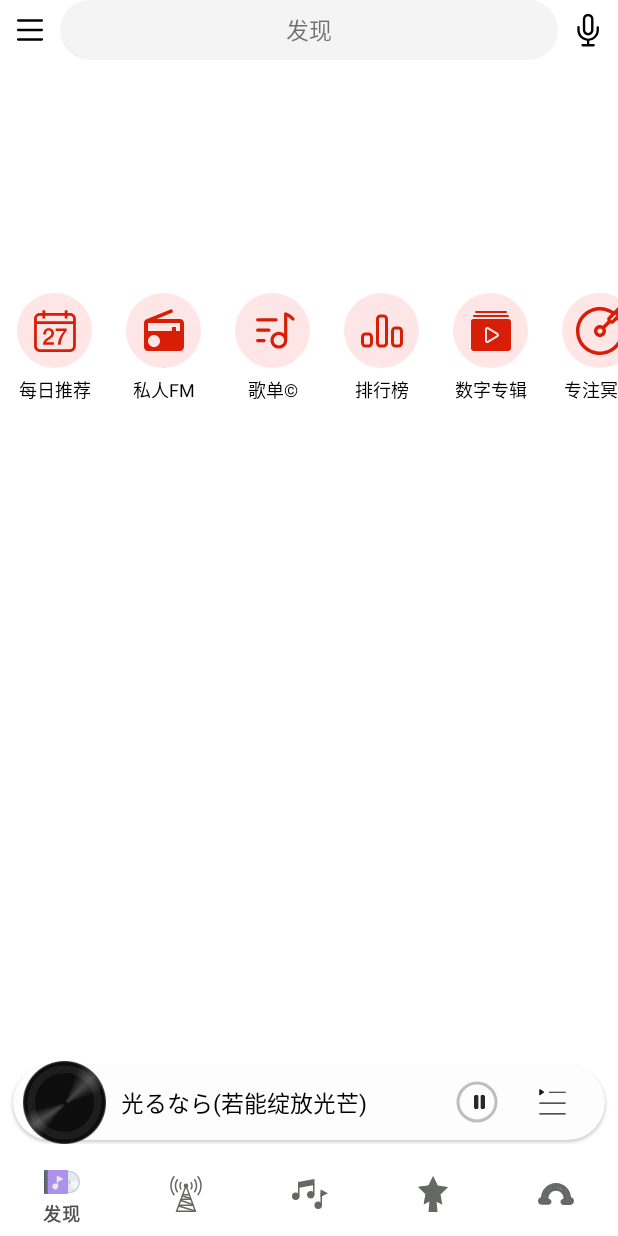
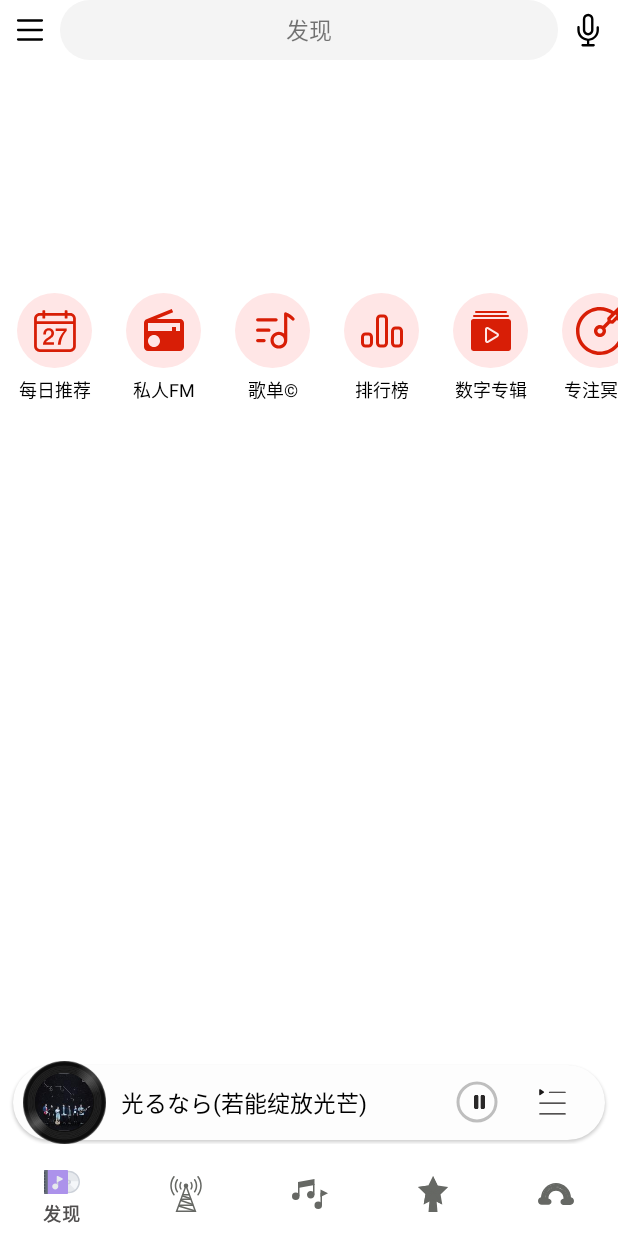
Before and after one commit to phcbest/KotlinNetEasyMusic, an Android app: the screen it shows after launch (MainActivity), on a phone screen of 412 x 824 dp. Run offline under Robolectric (Android 15) with nearby library versions, the light colour scheme and no system bars; our stand-ins replace RxJava; network calls fail; pictures from the network do not load.

Commit message:
初步编写音乐播放service,playbar替换为可旋转的自定义view

```diff
--- a/app/src/main/java/org/phcbest/neteasymusic/MainActivity.kt
+++ b/app/src/main/java/org/phcbest/neteasymusic/MainActivity.kt
@@ -1,6 +1,7 @@
 package org.phcbest.neteasymusic
 
 import android.annotation.TargetApi
+import android.content.Intent
 import android.os.Build
 import android.view.View
 import android.view.Window
@@ -11,6 +12,7 @@ import org.phcbest.neteasymusic.base.BaseActivity
 import org.phcbest.neteasymusic.databinding.ActivityMainBinding
 import org.phcbest.neteasymusic.presenter.IGetSongInfoPresenter
 import org.phcbest.neteasymusic.presenter.PresenterManager
+import org.phcbest.neteasymusic.service.MusicPlayService
 import org.phcbest.neteasymusic.ui.*
 import org.phcbest.neteasymusic.ui.widget.playBar.CustomPlayBar
 
@@ -25,7 +27,7 @@ class MainActivity : BaseActivity() {
     private var mineFragment: Fragment? = null
     private var followFragment: Fragment? = null
     private var cloudVillageFragment: Fragment? = null
-    private var customPlayBar: CustomPlayBar? = null
+    private var mCustomPlayBar: CustomPlayBar? = null
     private var getSongInfoPresenter: IGetSongInfoPresenter? = null
 
     override fun initView() {
@@ -39,7 +41,7 @@ class MainActivity : BaseActivity() {
         followFragment = FollowFragment.newInstance()
         cloudVillageFragment = CloudVillageFragment.newInstance()
         //执行playbar初始化
-        customPlayBar = CustomPlayBar.newInstance().initView(binding.root)
+        mCustomPlayBar = CustomPlayBar.newInstance().initView(binding.root)
     }
 
 
@@ -73,10 +75,16 @@ class MainActivity : BaseActivity() {
 
     override fun initPresenter() {
         getSongInfoPresenter = PresenterManager.getInstance().getMainPresenter()
-        getSongInfoPresenter!!.searchSongByKeywords("29732992", success = { songListBean ->
-            customPlayBar!!.setData(songListBean.result.songs[0])
-            //获取歌曲url
-        }, error = {})
+        getSongInfoPresenter!!.getSongDetailByIDs(
+            "29732992",
+            { songDetailBean ->
+                songDetailBean.songs[0].let {
+                    mCustomPlayBar!!.setData(it)
+                    //启动服务
+                    startService(Intent(binding.root.context, MusicPlayService::class.java))
+                }
+            },
+            {})
     }
 
     override fun getViewBinding(): ViewBinding {
@@ -90,7 +98,8 @@ class MainActivity : BaseActivity() {
         currentFragment = currentFragment ?: targetFragment
         val beginTransaction = supportFragmentManager.beginTransaction()
         if (!targetFragment.isAdded) {
-            beginTransaction.hide(currentFragment!!).add(R.id.fragment_home, targetFragment)
+            beginTransaction.hide(currentFragment!!)
+                .add(R.id.fragment_home, targetFragment)
                 .show(targetFragment)
                 .commit()
         } else {
--- a/app/src/main/java/org/phcbest/neteasymusic/bean/SongInfoBean.kt
+++ b/app/src/main/java/org/phcbest/neteasymusic/bean/SongDetailBean.kt
@@ -3,7 +3,7 @@ package org.phcbest.neteasymusic.bean
 
 import com.google.gson.annotations.SerializedName
 
-data class SongInfoBean(
+data class SongDetailBean(
     @SerializedName("code")
     val code: Int, // 200
     @SerializedName("privileges")
--- a/app/src/main/java/org/phcbest/neteasymusic/presenter/IGetSongInfoPresenter.kt
+++ b/app/src/main/java/org/phcbest/neteasymusic/presenter/IGetSongInfoPresenter.kt
@@ -1,5 +1,6 @@
 package org.phcbest.neteasymusic.presenter
 
+import org.phcbest.neteasymusic.bean.SongDetailBean
 import org.phcbest.neteasymusic.bean.SongListBean
 import org.phcbest.neteasymusic.bean.SongUrlBean
 
@@ -10,13 +11,11 @@ interface IGetSongInfoPresenter {
         error: (Throwable) -> Unit
     )
 
-    fun getSongInfoByIDs(
+    fun getSongDetailByIDs(
         id: String,
-        success: (SongUrlBean) -> Unit,
+        success: (SongDetailBean) -> Unit,
         error: (Throwable) -> Unit
-    ) {
-
-    }
+    )
 
     fun getSongUrl(
         id: String,
--- a/app/src/main/java/org/phcbest/neteasymusic/presenter/impl/GetSongInfoImpl.kt
+++ b/app/src/main/java/org/phcbest/neteasymusic/presenter/impl/GetSongInfoImpl.kt
@@ -1,23 +1,20 @@
 package org.phcbest.neteasymusic.presenter.impl
 
-import android.util.Log
 import io.reactivex.rxjava3.android.schedulers.AndroidSchedulers
-import io.reactivex.rxjava3.core.ObservableSource
-import io.reactivex.rxjava3.functions.Function
 import io.reactivex.rxjava3.schedulers.Schedulers
+import org.phcbest.neteasymusic.bean.SongDetailBean
 import org.phcbest.neteasymusic.bean.SongListBean
 import org.phcbest.neteasymusic.bean.SongUrlBean
 import org.phcbest.neteasymusic.presenter.IGetSongInfoPresenter
 import org.phcbest.neteasymusic.utils.RetrofitApi
 import org.phcbest.neteasymusic.utils.RetrofitUtils
-import kotlin.math.log
 
 private const val TAG = "MainPresenterImpl"
 
 class GetSongInfoImpl : IGetSongInfoPresenter {
 
     /**
-     * 获取歌曲信息和下载url
+     * 搜索歌曲
      */
     override fun searchSongByKeywords(
         keywords: String, success: (SongListBean) -> Unit, error: (Throwable) -> Unit
@@ -29,6 +26,26 @@ class GetSongInfoImpl : IGetSongInfoPresenter {
                 throwable.printStackTrace()
                 error(throwable)
             })
+    }
+
+    /**
+     * 获得歌曲的详细信息
+     */
+    override fun getSongDetailByIDs(
+        id: String,
+        success: (SongDetailBean) -> Unit,
+        error: (Throwable) -> Unit
+    ) {
+        val retrofitUtils: RetrofitApi = RetrofitUtils.newInstance()
+        retrofitUtils.getSongDetailByIds(id).subscribeOn(Schedulers.io())
+            .observeOn(AndroidSchedulers.mainThread())
+            .subscribe({ songDetailBean ->
+                success(songDetailBean)
+            }, { throwable ->
+                throwable.printStackTrace()
+                error(throwable)
+            })
+
     }
 
     /**
--- /dev/null
+++ b/app/src/main/java/org/phcbest/neteasymusic/ui/widget/playBar/TurnImageCover.kt
@@ -0,0 +1,140 @@
+package org.phcbest.neteasymusic.ui.widget.playBar
+
+import android.content.Context
+import android.graphics.*
+import android.graphics.drawable.Drawable
+import android.util.AttributeSet
+import android.util.Log
+import android.view.View
+import androidx.core.graphics.drawable.toBitmap
+import com.bumptech.glide.Glide
+import com.bumptech.glide.request.target.CustomTarget
+import com.bumptech.glide.request.transition.Transition
+import org.phcbest.neteasymusic.R
+
+
+private const val TAG = "TurnImageCover"
+
+class TurnImageCover : View {
+    //上下文
+    private var mContext: Context? = null
+
+    //图片
+    private var mBackBm: Bitmap? = null
+    private var mFrontBm: Bitmap? = null
+
+    //rect位置
+    private var mBackRect = Rect()
+    private var mFrontRect = Rect()
+
+    //画笔
+    private var mBackPaint = Paint()
+    private var mFrontPaint = Paint()
+
+    //常量
+    private var HALF = 0.5F
+    private var QUARTER = 0.15F
+
+    constructor(context: Context?) : this(context, null)
+
+    //在xml中调用使用的是这个方法
+    constructor(context: Context?, attrs: AttributeSet?) : this(context, attrs, 0)
+
+    constructor(context: Context?, attrs: AttributeSet?, defStyleAttr: Int) : super(
+        context,
+        attrs,
+        defStyleAttr
+    ) {
+        this.mContext = context
+        init()
+    }
+
+    private fun init() {
+        //初始化前后背景bitmap防止空对象
+        mBackBm = resources.getDrawable(R.drawable.cd_bg, null).toBitmap()
+        mFrontBm = getCircleBitmap(resources.getDrawable(R.drawable.cd_fg_sample, null).toBitmap())
+        //矩形和图画参数
+        mBackPaint.isAntiAlias = true //抗锯齿
+        mFrontPaint.isAntiAlias = true //抗锯齿
+    }
+
+    override fun onMeasure(widthMeasureSpec: Int, heightMeasureSpec: Int) {
+        super.onMeasure(widthMeasureSpec, heightMeasureSpec)
+        val mSize = MeasureSpec.getSize(widthMeasureSpec)
+        val hSize = MeasureSpec.getSize(heightMeasureSpec)
+        Log.i(TAG, "onMeasure: $mSize $hSize")
+    }
+
+
+    override fun onDraw(canvas: Canvas?) {
+        super.onDraw(canvas)
+        Log.i(TAG, "onMeasure: $height $width $left $right $top $bottom ")
+        //绘制cd
+        mBackRect.set(0, 0, width, height)
+        canvas?.drawBitmap(mBackBm!!, null, mBackRect, mBackPaint)
+        //绘制圆形封面
+        mFrontRect.set(
+            (width * QUARTER).toInt(),
+            (height * QUARTER).toInt(),
+            (width - (width * QUARTER)).toInt(),
+            (height - (height * QUARTER)).toInt()
+        )
+        if (mFrontBm != null) canvas?.drawBitmap(mFrontBm!!, null, mFrontRect, mFrontPaint)
+
+
+    }
+
+    /**
+     * @param back 这个参数是背景,如果为-1,就使用默认背景
+     */
+    fun setBackAndFrontGround(back: Int, front: String): TurnImageCover {
+        //设置背景
+        if (back == -1) {
+            mBackBm = resources.getDrawable(R.drawable.cd_bg, null).toBitmap()
+            invalidate()
+        } else {
+            mBackBm = resources.getDrawable(back, null).toBitmap()
+            invalidate()
+        }
+        //设置前景
+        Glide.with(mContext!!).asBitmap().load("$front?param=130y130")
+            .into(object : CustomTarget<Bitmap>() {
+                override fun onResourceReady(resource: Bitmap, transition: Transition<in Bitmap>?) {
+                    mFrontBm = getCircleBitmap(resource)
+                    //刷新
+                    invalidate()
+                }
+
+                override fun onLoadCleared(placeholder: Drawable?) {
+                }
+            })
+
+        return this
+    }
+
+
+    /**
+     * 绘制圆形bitmap
+     */
+    private fun getCircleBitmap(bitmap: Bitmap): Bitmap? {
+        val circleBitmap = Bitmap.createBitmap(bitmap.width, bitmap.height, Bitmap.Config.ARGB_8888)
+        val canvas = Canvas(circleBitmap)
+        val paint = Paint()
+        val rect = Rect(0, 0, bitmap.width, bitmap.height)
+        val rectF = RectF(rect)
+        val roundRa = if (bitmap.width > bitmap.height) {
+            bitmap.height / 2.0f
+        } else {
+            bitmap.width / 2.0f
+        }
+        paint.isAntiAlias = true
+        canvas.drawARGB(0, 0, 0, 0)
+        paint.color = Color.GRAY
+        canvas.drawRoundRect(rectF, roundRa, roundRa, paint)
+        paint.xfermode =
+            PorterDuffXfermode(PorterDuff.Mode.SRC_IN)//图像混合模式 SRC_IN 只在源图像和目标图像相交的地方绘制源图像
+        canvas.drawBitmap(bitmap, rect, rect, paint)
+        return circleBitmap
+    }
+
+}
--- a/app/src/main/java/org/phcbest/neteasymusic/utils/RetrofitApi.kt
+++ b/app/src/main/java/org/phcbest/neteasymusic/utils/RetrofitApi.kt
@@ -2,6 +2,7 @@ package org.phcbest.neteasymusic.utils
 
 import io.reactivex.rxjava3.core.Observable
 import org.phcbest.neteasymusic.bean.DiscoverBannerBean
+import org.phcbest.neteasymusic.bean.SongDetailBean
 import org.phcbest.neteasymusic.bean.SongListBean
 import org.phcbest.neteasymusic.bean.SongUrlBean
 import retrofit2.http.GET
@@ -13,12 +14,29 @@ interface RetrofitApi {
         val baseUrl = "http://192.168.123.166:3000"
     }
 
+    /**
+     * 获取banner
+     */
     @GET("/banner")
     fun getDiscoverBanner(@Query("type") type: String): Observable<DiscoverBannerBean>
 
+    /**
+     * 搜索歌曲
+     */
     @GET("/search")
     fun getSongByKeyWords(@Query("keywords") keywords: String): Observable<SongListBean>
 
+    /**
+     * 根据歌曲id获得下载url
+     */
     @GET("/song/url")
     fun getDownloadUrlById(@Query("id") id: String): Observable<SongUrlBean>
+
+    /**
+     * 歌曲详情
+     */
+    @GET("/song/detail")
+    fun getSongDetailByIds(@Query("ids") ids: String): Observable<SongDetailBean>
+
+
 }
--- a/app/src/main/res/layout/custom_play_bar.xml
+++ b/app/src/main/res/layout/custom_play_bar.xml
@@ -8,14 +8,24 @@
     android:orientation="horizontal"
     android:padding="5dp">
 
-    <ImageView
+    <!--    <ImageView-->
+    <!--        android:id="@+id/iv_play_bar_cover"-->
+    <!--        android:layout_width="55dp"-->
+    <!--        android:layout_height="55dp"-->
+    <!--        android:layout_marginStart="10dp"-->
+    <!--        android:background="@drawable/cd_bg"-->
+    <!--        android:elevation="11dp"-->
+    <!--        android:scaleType="center"-->
+    <!--        app:layout_constraintBottom_toBottomOf="@+id/bg_play_bar"-->
+    <!--        app:layout_constraintStart_toStartOf="parent"-->
+    <!--        app:layout_constraintTop_toTopOf="@id/bg_play_bar" />-->
+
+    <org.phcbest.neteasymusic.ui.widget.playBar.TurnImageCover
         android:id="@+id/iv_play_bar_cover"
         android:layout_width="55dp"
         android:layout_height="55dp"
         android:layout_marginStart="10dp"
-        android:background="@drawable/cd_bg"
         android:elevation="11dp"
-        android:scaleType="center"
         app:layout_constraintBottom_toBottomOf="@+id/bg_play_bar"
         app:layout_constraintStart_toStartOf="parent"
         app:layout_constraintTop_toTopOf="@id/bg_play_bar" />
```
Also changed, not shown: app/src/main/AndroidManifest.xml (+8 -3 lines), app/src/main/java/org/phcbest/neteasymusic/service/MusicPlayService.kt (added, +57 -0 lines), app/src/main/java/org/phcbest/neteasymusic/ui/widget/playBar/CustomPlayBar.kt (+5 -6 lines), app/src/main/res/drawable/cd_fg_sample.jpg (added).
